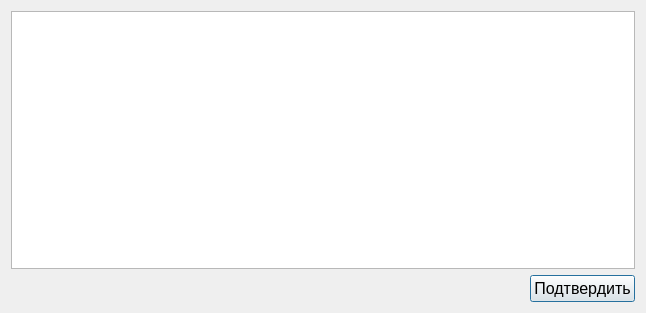
Qt form stoppark/terminal-config.ui (vicgordienko/stoppark_panel) before a commit.
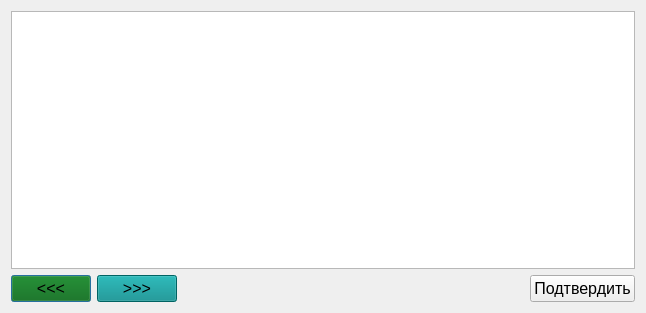
The same form after that commit.

Patch:
```diff
--- a/stoppark/terminal-config.ui
+++ b/stoppark/terminal-config.ui
@@ -19,6 +19,36 @@
    </item>
    <item>
     <layout class="QHBoxLayout" name="horizontalLayout">
+     <item>
+      <widget class="QPushButton" name="set_left">
+       <property name="font">
+        <font>
+         <pointsize>12</pointsize>
+        </font>
+       </property>
+       <property name="styleSheet">
+        <string notr="true">background-color: darkgreen;</string>
+       </property>
+       <property name="text">
+        <string>&lt;&lt;&lt;</string>
+       </property>
+      </widget>
+     </item>
+     <item>
+      <widget class="QPushButton" name="set_right">
+       <property name="font">
+        <font>
+         <pointsize>12</pointsize>
+        </font>
+       </property>
+       <property name="styleSheet">
+        <string notr="true">background-color: darkcyan;</string>
+       </property>
+       <property name="text">
+        <string>&gt;&gt;&gt;</string>
+       </property>
+      </widget>
+     </item>
      <item>
       <spacer name="horizontalSpacer">
        <property name="orientation">
```
Left out of the diff: 9 changed lines with no effect on the pictures.
